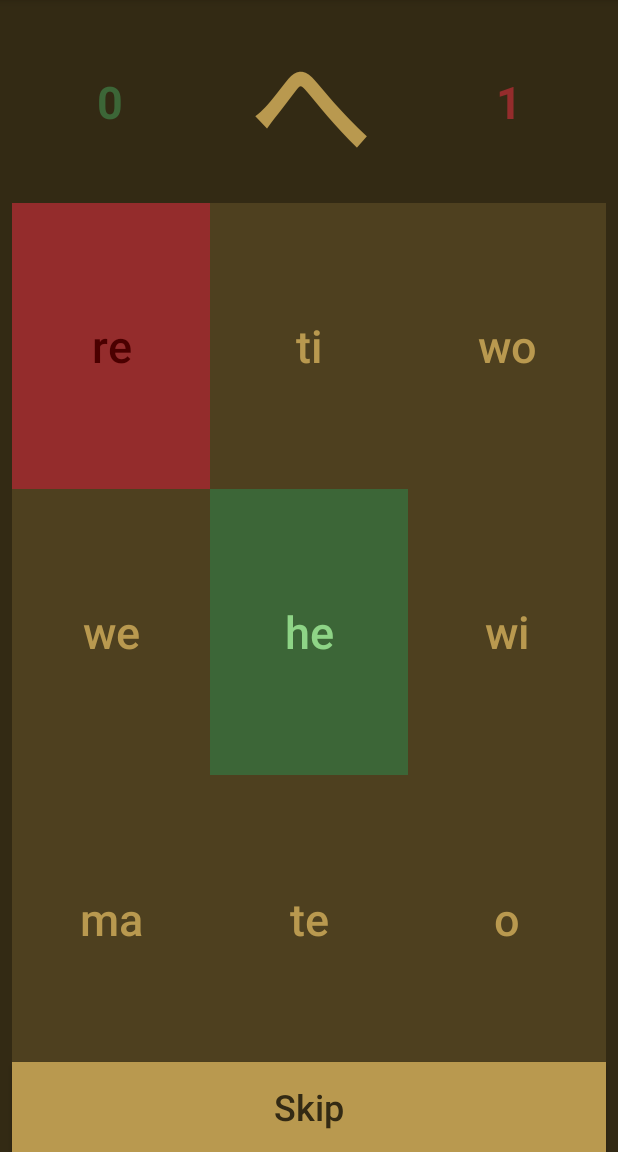
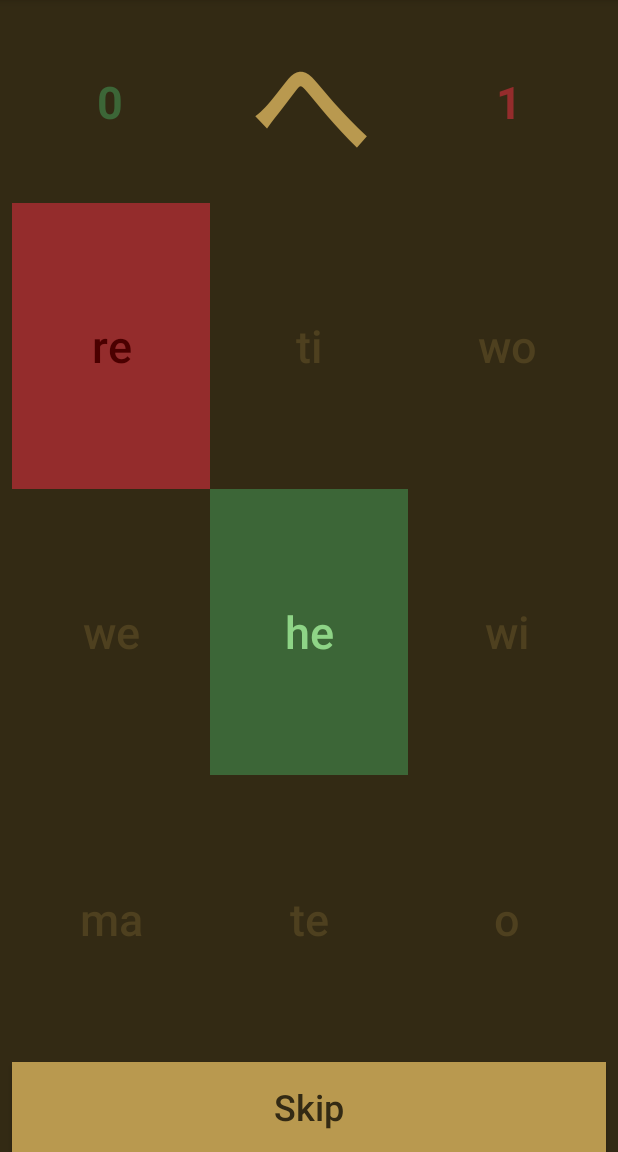
Before and after one commit to Cooookiez/Android-hiragana, an Android app: the screen it shows after launch (MainActivity), after a tap on "re", on a phone screen of 412 x 824 dp, the part 84-1236 px from its top. Run offline under Robolectric (Android 15) with nearby library versions, the phone set to English and light mode, and no system bars; our stand-ins replace AdMob.

Commit message:
Dodanie zezwolenia na lokalizacje (teraz chyba dobrze)

```diff
--- a/app/build.gradle
+++ b/app/build.gradle
@@ -6,8 +6,8 @@ android {
         applicationId "pl.cookiez.android_hiragana"
         minSdkVersion 15
         targetSdkVersion 26
-        versionCode 4
-        versionName '2.2'
+        versionCode 5
+        versionName '1.4'
         testInstrumentationRunner "android.support.test.runner.AndroidJUnitRunner"
     }
     buildTypes {
--- a/app/src/main/AndroidManifest.xml
+++ b/app/src/main/AndroidManifest.xml
@@ -17,6 +17,6 @@
             </intent-filter>
         </activity>
     </application>
-    <permission android:name="android.permission-group.LOCATION"></permission>
+    <uses-permission android:name="android.permission.ACCESS_COARSE_LOCATION"></uses-permission>
 
 </manifest>
--- a/app/src/main/java/pl/cookiez/android_hiragana/MainActivity.java
+++ b/app/src/main/java/pl/cookiez/android_hiragana/MainActivity.java
@@ -22,6 +22,8 @@ import java.util.Random;
 public class MainActivity extends AppCompatActivity {
 
     private AdView mAdView;
+    String adMobAppId;
+    String adMobUnitId;
 
     String[] bttsC = new String[9];
 
@@ -63,6 +65,12 @@ public class MainActivity extends AppCompatActivity {
                 sharedPreferences.edit().putInt("hira2lati_wrong", val).apply();
             }
             writeScore();
+
+            //"Wyczyszcza wszystkie guziki
+            for(int i = 0; i < 9; i++){
+                btts[i].setBackgroundColor(getResources().getColor(R.color.colorPrimaryDark));
+                btts[i].setTextColor(getResources().getColor(R.color.colorPrimary));
+            }
 
             //podkreslenie nacisniety przez usr guzik na czerwono
             btts[btt_nr].setBackgroundColor(getResources().getColor(R.color.WrongColorPrimary));
@@ -219,13 +227,19 @@ public class MainActivity extends AppCompatActivity {
     }
 
     private void initAdMob(){
-        //MobileAds.initialize(this, "ca-app-pub-9317173642585148~2178125680"); //releace
-        MobileAds.initialize(this, "ca-app-pub-3940256099942544~3347511713"); //debug
+        /*  releace */
+        adMobAppId = "ca-app-pub-9317173642585148~2178125680";
+        adMobUnitId = "ca-app-pub-9317173642585148/9198829602";
+        /*  debug   */
+//        adMobAppId = "ca-app-pub-3940256099942544~3347511713";
+//        adMobUnitId = "ca-app-pub-3940256099942544/6300978111";
+
+
+        MobileAds.initialize(this, adMobAppId);
 
         AdView adView = new AdView(this);
         adView.setAdSize(AdSize.SMART_BANNER);
-        //adView.setAdUnitId("ca-app-pub-9317173642585148/9198829602"); //releace
-        adView.setAdUnitId("ca-app-pub-3940256099942544/6300978111"); //debug
+        adView.setAdUnitId(adMobUnitId);
 
         mAdView = findViewById(R.id.adBaner);
         AdRequest adRequest = new AdRequest.Builder().build();
--- a/app/src/main/res/layout/activity_main.xml
+++ b/app/src/main/res/layout/activity_main.xml
@@ -15,7 +15,7 @@
         android:layout_alignParentBottom="true"
         android:layout_centerHorizontal="true"
         app:adSize="SMART_BANNER"
-        app:adUnitId="ca-app-pub-3940256099942544/6300978111"
+        app:adUnitId="ca-app-pub-9317173642585148/9198829602"
         app:layout_constraintEnd_toEndOf="parent"
         app:layout_constraintStart_toStartOf="parent"
         app:layout_constraintTop_toTopOf="parent"></com.google.android.gms.ads.AdView>
```
Also changed, not shown: 2 other files.
